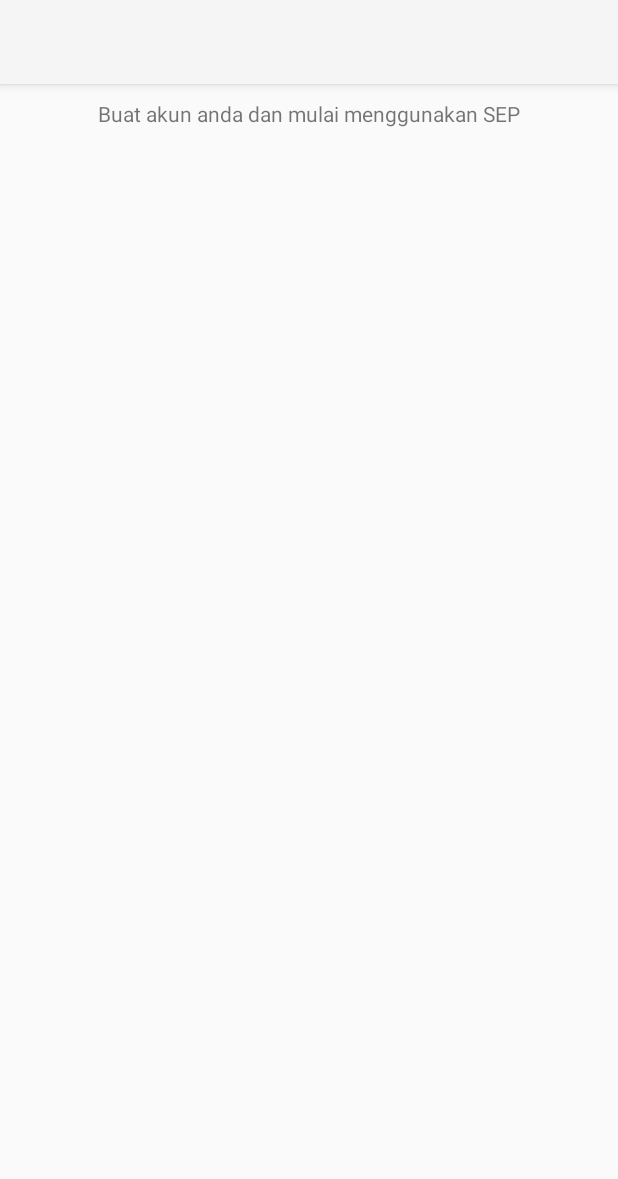
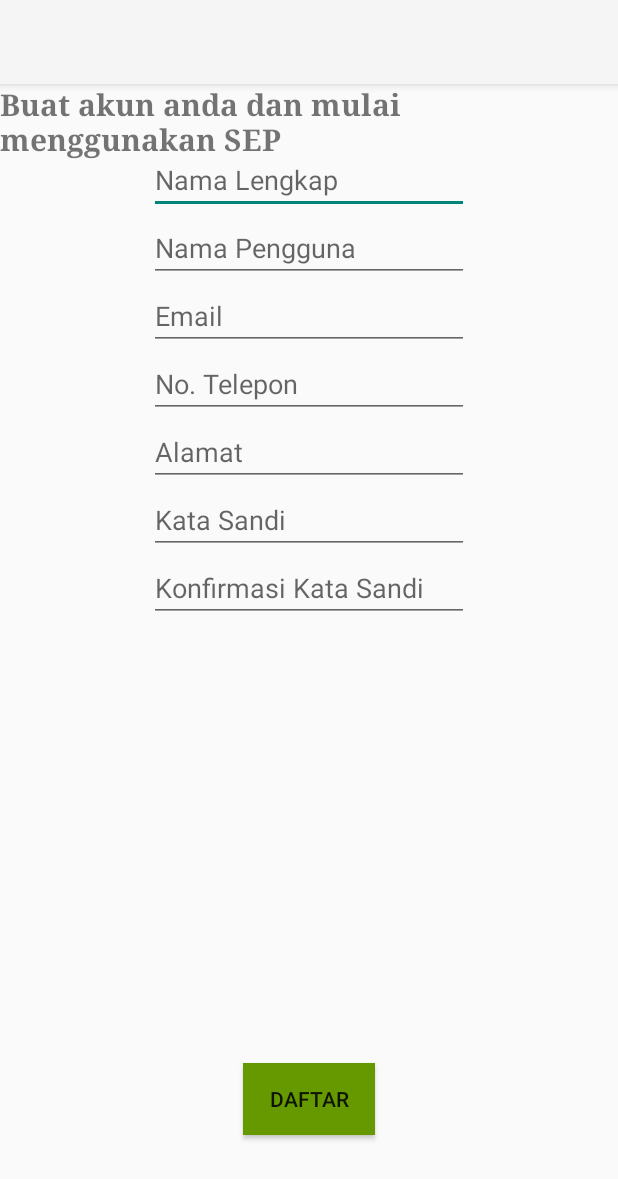
Before and after one commit to PIONteam/SEP, an Android app: the daftarActivity screen opened directly, with no data from a screen before it, on a phone screen of 412 x 824 dp. Shown: the top 1179 px of the screen. Run offline under Robolectric (Android 15) with nearby library versions, the phone set to English and light mode, and no system bars.

Commit message:
login dan kawan kawan

```diff
--- a/app/src/main/AndroidManifest.xml
+++ b/app/src/main/AndroidManifest.xml
@@ -5,7 +5,7 @@
     <application
         android:allowBackup="true"
         android:icon="@mipmap/ic_launcher"
-        android:label="@string/app_name"
+        android:label=""
         android:roundIcon="@mipmap/ic_launcher_round"
         android:supportsRtl="true"
         android:theme="@style/AppTheme">
--- a/app/src/main/res/layout/activity_daftar.xml
+++ b/app/src/main/res/layout/activity_daftar.xml
@@ -7,25 +7,94 @@
     tools:context="com.example.android.sep.daftarActivity">
 
     <TextView
-        android:layout_width="match_parent"
+        android:id="@+id/textView31"
+        android:layout_width="wrap_content"
         android:layout_height="wrap_content"
-        android:layout_alignParentStart="true"
         android:layout_alignParentTop="true"
-        android:padding="10dp"
+        android:layout_centerHorizontal="true"
         android:text="Buat akun anda dan mulai menggunakan SEP"
-        android:textAlignment="center" />
+        android:textSize="30px"
+        android:textStyle="bold"
+        android:typeface="serif" />
 
-        <LinearLayout
-            android:layout_width="match_parent"
-            android:layout_height="wrap_content"
-            android:gravity="center">
+    <EditText
+        android:id="@+id/editText5"
+        android:layout_width="wrap_content"
+        android:layout_height="wrap_content"
+        android:layout_alignParentTop="true"
+        android:layout_centerHorizontal="true"
+        android:layout_marginTop="41dp"
+        android:ems="10"
+        android:hint="Nama Lengkap"
+        android:inputType="textPersonName" />
 
-            <ScrollView
-                android:layout_width="match_parent"
-                android:layout_height="wrap_content">
+    <EditText
+        android:id="@+id/editText6"
+        android:layout_width="wrap_content"
+        android:layout_height="wrap_content"
+        android:layout_below="@+id/editText5"
+        android:layout_centerHorizontal="true"
+        android:ems="10"
+        android:hint="Nama Pengguna"
+        android:inputType="textPersonName" />
 
-            </ScrollView>
+    <EditText
+        android:id="@+id/editText7"
+        android:layout_width="wrap_content"
+        android:layout_height="wrap_content"
+        android:layout_below="@+id/editText6"
+        android:layout_centerHorizontal="true"
+        android:ems="10"
+        android:hint="Email"
+        android:inputType="textEmailAddress" />
 
-        </LinearLayout>
+    <EditText
+        android:id="@+id/editText8"
+        android:layout_width="wrap_content"
+        android:layout_height="wrap_content"
+        android:layout_below="@+id/editText7"
+        android:layout_centerHorizontal="true"
+        android:ems="10"
+        android:hint="No. Telepon"
+        android:inputType="number" />
 
+    <EditText
+        android:id="@+id/editText9"
+        android:layout_width="wrap_content"
+        android:layout_height="wrap_content"
+        android:layout_below="@+id/editText8"
+        android:layout_centerHorizontal="true"
+        android:ems="10"
+        android:hint="Alamat"
+        android:inputType="textPersonName" />
+
+    <EditText
+        android:id="@+id/editText10"
+        android:layout_width="wrap_content"
+        android:layout_height="wrap_content"
+        android:layout_below="@+id/editText9"
+        android:layout_centerHorizontal="true"
+        android:ems="10"
+        android:hint="Kata Sandi"
+        android:inputType="textPassword" />
+
+    <EditText
+        android:id="@+id/editText11"
+        android:layout_width="wrap_content"
+        android:layout_height="wrap_content"
+        android:layout_below="@+id/editText10"
+        android:layout_centerHorizontal="true"
+        android:ems="10"
+        android:hint="Konfirmasi Kata Sandi"
+        android:inputType="textPassword" />
+
+    <Button
+        android:id="@+id/button9"
+        android:layout_width="wrap_content"
+        android:layout_height="wrap_content"
+        android:layout_alignParentBottom="true"
+        android:layout_centerHorizontal="true"
+        android:layout_marginBottom="67dp"
+        android:background="@android:color/holo_green_dark"
+        android:text="daftar" />
 </RelativeLayout>
--- a/app/src/main/res/layout/activity_daftar2.xml
+++ b/app/src/main/res/layout/activity_daftar2.xml
@@ -14,7 +14,7 @@
         android:layout_marginStart="8dp"
         android:layout_marginTop="52dp"
         android:text="Masukkan kode yang terkirim ke nomor telepon anda"
-        android:textSize="13sp"
+        android:textSize="25px"
         android:textStyle="bold"
         android:typeface="serif"
         app:layout_constraintEnd_toEndOf="parent"
@@ -42,9 +42,9 @@
         android:layout_height="wrap_content"
         android:layout_marginEnd="8dp"
         android:layout_marginStart="8dp"
-        android:layout_marginTop="24dp"
+        android:layout_marginTop="56dp"
+        android:background="@android:color/holo_green_dark"
         android:text="Button"
-        android:background="@android:color/holo_green_dark"
         app:layout_constraintEnd_toEndOf="parent"
         app:layout_constraintStart_toStartOf="parent"
         app:layout_constraintTop_toBottomOf="@+id/editText2" />
--- a/app/src/main/res/layout/activity_login.xml
+++ b/app/src/main/res/layout/activity_login.xml
@@ -16,6 +16,8 @@
         android:layout_marginTop="8dp"
         android:text="Untuk mencetak dengan SEP,"
         android:textSize="40px"
+        android:textStyle="bold"
+        android:typeface="serif"
         app:layout_constraintBottom_toBottomOf="parent"
         app:layout_constraintEnd_toEndOf="parent"
         app:layout_constraintStart_toStartOf="parent"
@@ -32,6 +34,8 @@
         android:layout_marginTop="8dp"
         android:text="Anda harus masuk terlebih dahulu"
         android:textSize="40px"
+        android:textStyle="bold"
+        android:typeface="serif"
         app:layout_constraintBottom_toBottomOf="parent"
         app:layout_constraintEnd_toEndOf="parent"
         app:layout_constraintStart_toStartOf="parent"
--- /dev/null
+++ b/app/src/main/res/values/strings.xml
@@ -0,0 +1,4 @@
+<?xml version="1.0" encoding="utf-8"?>
+<resources>
+    <string name="buat_akun_anda_dan_mulai_menggunakan_sep">Buat akun anda dan mulai menggunakan SEP</string>
+</resources>
```
